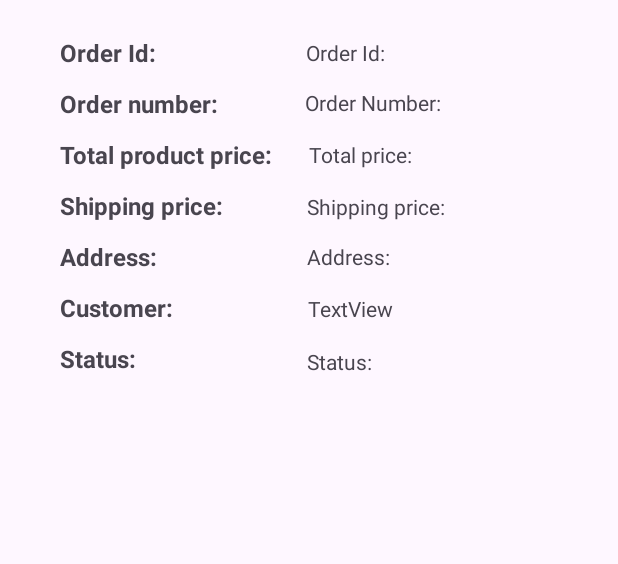
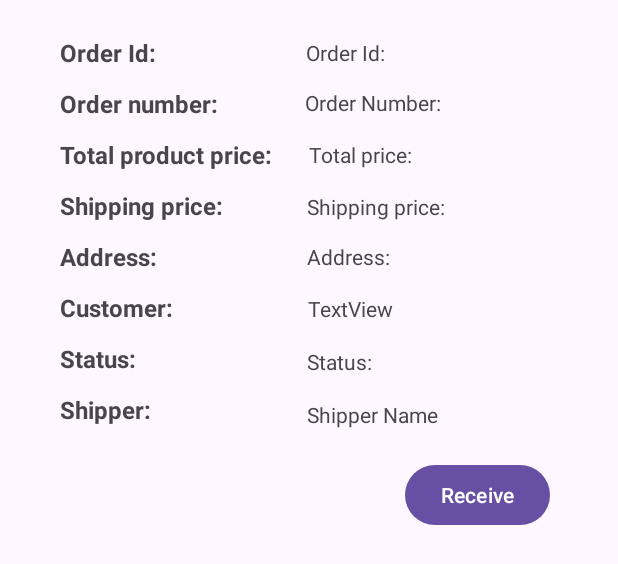
Before and after one commit to PhucNguyenPPP/PetFoodShop, an Android app: the layout item_order_history_shipper.xml on its own in the app's theme, with its tools: preview values and no code run, on a phone screen of 412 x 824 dp. Shown: the top 564 px of the screen. Run offline under Robolectric (Android 15) with nearby library versions, the phone set to English and light mode, and no system bars.

Commit message:
add sign out

```diff
--- a/app/build.gradle.kts
+++ b/app/build.gradle.kts
@@ -43,6 +43,11 @@ dependencies {
         "include" to listOf("*.aar", "*.jar"),
         "exclude" to listOf("")
     )))
+    implementation(fileTree(mapOf(
+        "dir" to "C:\\Users\\ASUS\\Desktop\\zalosdk",
+        "include" to listOf("*.aar", "*.jar"),
+        "exclude" to listOf("")
+    )))
     testImplementation(libs.junit)
     androidTestImplementation(libs.ext.junit)
     androidTestImplementation(libs.espresso.core)
--- a/app/src/main/java/com/example/petshopproject/dao/OrderDetailDao.java
+++ b/app/src/main/java/com/example/petshopproject/dao/OrderDetailDao.java
@@ -16,7 +16,7 @@ public interface OrderDetailDao {
     List<OrderDetail> getAll();
 
     @Query("SELECT * FROM OrderDetail WHERE orderId = :orderId")
-    List<OrderDetail>  getOrderDetailsByOrderId(int orderId);
+    List<OrderDetail>  getOrderDetailsByOrderId(String orderId);
 
     @Insert
     void insert(OrderDetail orderDetail);
--- a/app/src/main/java/com/example/petshopproject/ui/customer/OrderCustomerActivity.java
+++ b/app/src/main/java/com/example/petshopproject/ui/customer/OrderCustomerActivity.java
@@ -94,6 +94,12 @@ public class OrderCustomerActivity extends AppCompatActivity {
         } else if (item.getItemId() == R.id.navigation_cart){
             Intent intent = new Intent(OrderCustomerActivity.this, CartCustomerActivity.class);
             startActivity(intent);
+        } else if (item.getItemId() == R.id.sign_out_btn) {
+            SessionManager sessionManagement = new SessionManager(OrderCustomerActivity.this);
+            sessionManagement.logout();
+            Intent intent = new Intent(OrderCustomerActivity.this, SignInActivity.class);
+            intent.setFlags(Intent.FLAG_ACTIVITY_NEW_TASK | Intent.FLAG_ACTIVITY_CLEAR_TASK);
+            startActivity(intent);
         }
         return super.onOptionsItemSelected(item);
     }
--- a/app/src/main/res/layout/item_order_history_shipper.xml
+++ b/app/src/main/res/layout/item_order_history_shipper.xml
@@ -168,6 +168,38 @@
         android:text="TextView"
         app:layout_constraintStart_toEndOf="@+id/textView15"
         app:layout_constraintTop_toBottomOf="@+id/tvOrderAddress2" />
+    <TextView
+        android:id="@+id/textViewShipperLabel"
+        android:layout_width="wrap_content"
+        android:layout_height="wrap_content"
+        android:layout_marginStart="28dp"
+        android:layout_marginTop="12dp"
+        android:text="Shipper: "
+        android:textSize="16sp"
+        android:textStyle="bold"
+        app:layout_constraintStart_toStartOf="parent"
+        app:layout_constraintTop_toBottomOf="@+id/textView13" />
+
+    <TextView
+        android:id="@+id/txtShipperName"
+        android:layout_width="wrap_content"
+        android:layout_height="wrap_content"
+        android:layout_marginStart="100dp"
+        android:layout_marginTop="16dp"
+        android:text="Shipper Name"
+        app:layout_constraintStart_toEndOf="@+id/textViewShipperLabel"
+        app:layout_constraintTop_toBottomOf="@+id/tvOrderStatus2" />
+
+    <Button
+        android:id="@+id/btnReceive"
+        android:text="Receive"
+        android:layout_width="wrap_content"
+        android:layout_height="wrap_content"
+        android:layout_marginTop="20dp"
+        app:layout_constraintEnd_toEndOf="parent"
+        app:layout_constraintHorizontal_bias="0.886"
+        app:layout_constraintStart_toStartOf="parent"
+        app:layout_constraintTop_toBottomOf="@+id/txtShipperName" />
 
 
 </androidx.constraintlayout.widget.ConstraintLayout>
--- a/app/src/main/res/menu/admin_nav_menu.xml
+++ b/app/src/main/res/menu/admin_nav_menu.xml
@@ -8,5 +8,8 @@
     <item
         android:id="@+id/navigation_food_admin"
         android:title="Food" />
+    <item
+        android:id="@+id/sign_out_btn"
+        android:title="Sign Out" />
 
 </menu>
--- a/app/src/main/res/menu/customer_nav_menu.xml
+++ b/app/src/main/res/menu/customer_nav_menu.xml
@@ -12,5 +12,8 @@
     <item
         android:id="@+id/navigation_cart"
         android:title="Cart" />
+    <item
+        android:id="@+id/sign_out_btn"
+        android:title="Sign Out" />
 
 </menu>
--- a/app/src/main/res/menu/shipper_nav_menu.xml
+++ b/app/src/main/res/menu/shipper_nav_menu.xml
@@ -3,4 +3,7 @@
     <item
         android:id="@+id/navigation_home_shipper"
         android:title="Home" />
+    <item
+        android:id="@+id/sign_out_btn"
+        android:title="Sign Out" />
 </menu>
--- a/gradle/libs.versions.toml
+++ b/gradle/libs.versions.toml
@@ -1,5 +1,5 @@
 [versions]
-agp = "8.7.0-alpha09"
+agp = "8.7.0"
 junit = "4.13.2"
 junitVersion = "1.2.1"
 espressoCore = "3.6.1"
```
Also changed, not shown: app/src/main/java/com/example/petshopproject/adapter/HomeShipperAdapter.java (+11 -0 lines), app/src/main/java/com/example/petshopproject/ui/Order/OrderDetailActivity.java (+3 -4 lines), app/src/main/java/com/example/petshopproject/ui/admin/FoodAdminActivity.java (+8 -0 lines), app/src/main/java/com/example/petshopproject/ui/admin/HomeAdminActivity.java (+8 -0 lines), app/src/main/java/com/example/petshopproject/ui/customer/CartCustomerActivity.java (+7 -0 lines), app/src/main/java/com/example/petshopproject/ui/customer/CheckOutActivity.java (+22 -2 lines), app/src/main/java/com/example/petshopproject/ui/customer/HomeCustomerActivity.java (+7 -0 lines), app/src/main/java/com/example/petshopproject/ui/shipper/HomeShipperActivity.java (+10 -8 lines).
